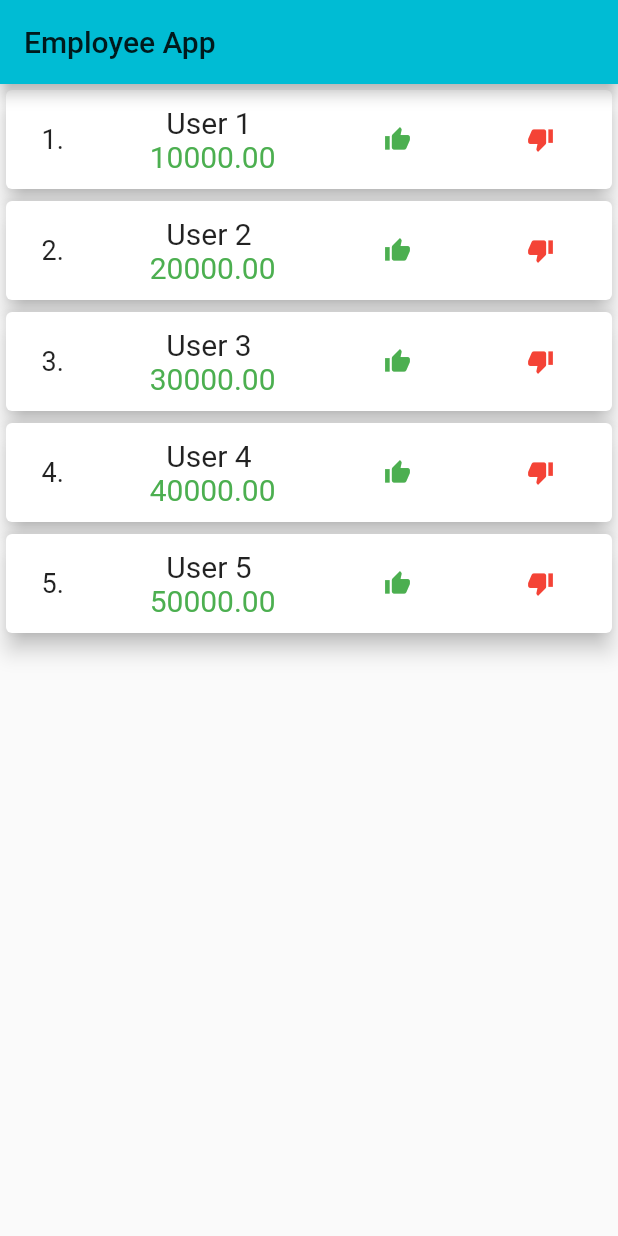
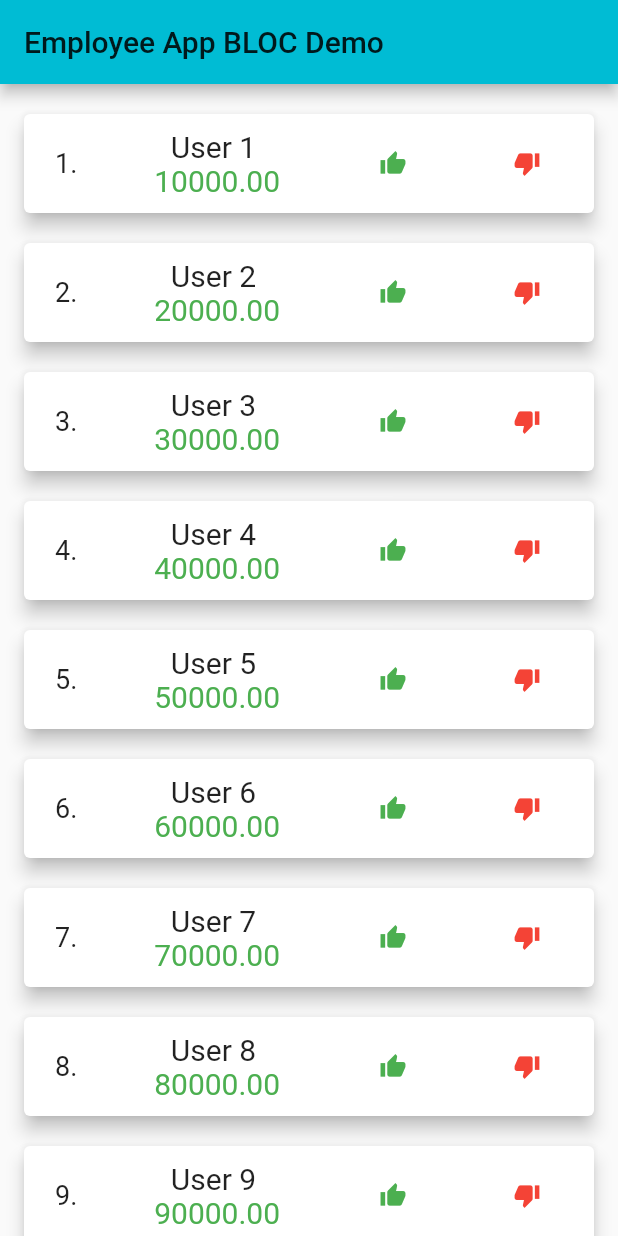
Before and after one commit to Zubair-12/flutter_bloc, a Flutter app: the screen it shows after launch, on a phone screen of 412 x 824 dp. Run offline on Flutter 3.47's test engine with Material 2 defaults, Android fonts, the phone set to English and light mode, and no system bars.

Commit message:
Update Demo Structure

```diff
--- a/lib/EmployeeBloc.dart
+++ b/lib/EmployeeBloc.dart
@@ -8,6 +8,11 @@ class EmployeeBloc {
     Employee(3, "User 3 ", 30000),
     Employee(4, "User 4 ", 40000),
     Employee(5, "User 5 ", 50000),
+    Employee(6, "User 6 ", 60000),
+    Employee(7, "User 7 ", 70000),
+    Employee(8, "User 8 ", 80000),
+    Employee(9, "User 9 ", 90000),
+    Employee(10, "User 10 ", 100000),
   ];
 
   // * Stream controller takes a List of Employee Objects as an argument
--- a/lib/HomePage.dart
+++ b/lib/HomePage.dart
@@ -20,7 +20,7 @@ class _HomePageState extends State<HomePage> {
   Widget build(BuildContext context) {
     return Scaffold(
       appBar: AppBar(
-        title: Text("Employee App"),
+        title: Text("Employee App BLOC Demo"),
       ),
       body: Container(
         child: StreamBuilder<List<Employee>>(
@@ -31,7 +31,15 @@ class _HomePageState extends State<HomePage> {
               itemCount: snapshot.data.length,
               itemBuilder: (context, index) {
                 return Card(
-                  elevation: 6.0,
+                  elevation: 5.0,
+                  margin: EdgeInsets.only(
+                    left: 16.0,
+                    right: 16.0,
+                    top: 20.0,
+                  ),
+                  shape: RoundedRectangleBorder(
+                    borderRadius: BorderRadius.circular(4.0),
+                  ),
                   child: Container(
                     child: Row(
                       crossAxisAlignment: CrossAxisAlignment.center,
```
Also changed, not shown: art/screenshot.png (added), 1 other file.
